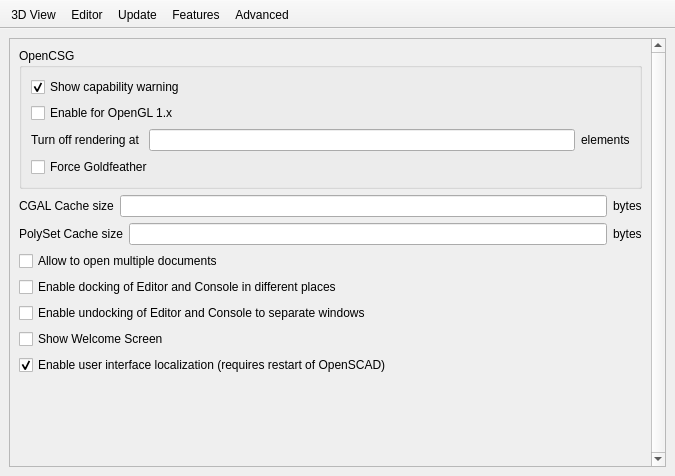
Before: the Qt Designer form src/Preferences.ui in openscad/openscad, drawn with Qt 5.
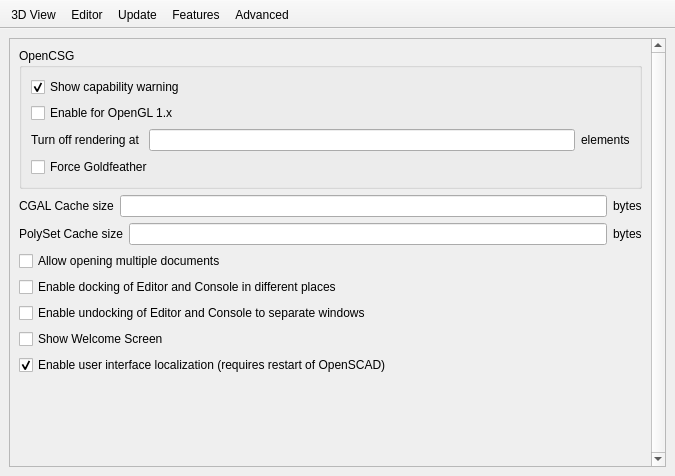
After: the same form once the commit is applied. The open tabs and pages were chosen to show the change. Icons and pictures are not drawn.

Commit message:
Change "Allow to open multiple documents" to "Allow opening"
This is for grammatical reasons. It is being discussed in
https://bugs.debian.org/795158, and "allowing" seems to be a correct
(not necessarily ideal, but not intrusive) solution.

Forwarded: no

What changed in the file:
```diff
--- a/src/Preferences.ui
+++ b/src/Preferences.ui
@@ -1333,7 +1333,7 @@
             <item>
              <widget class="QCheckBox" name="mdiCheckBox">
               <property name="text">
-               <string>Allow to open multiple documents</string>
+               <string>Allow opening multiple documents</string>
               </property>
              </widget>
             </item>
```
The commit also changes 6 other files.
